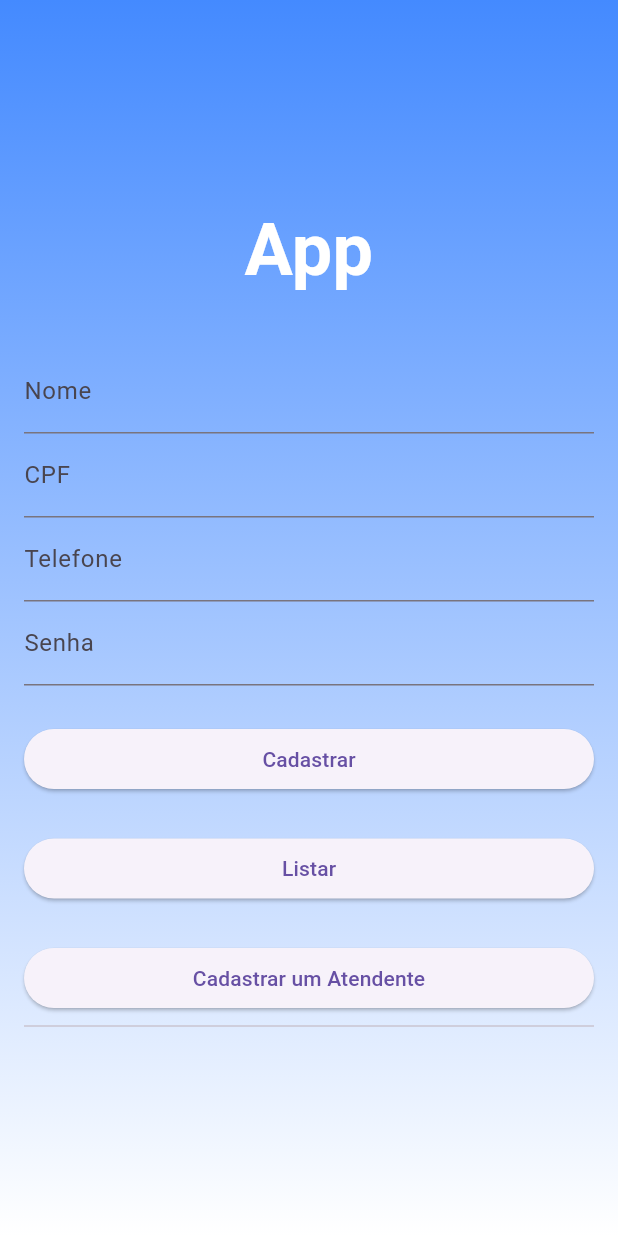
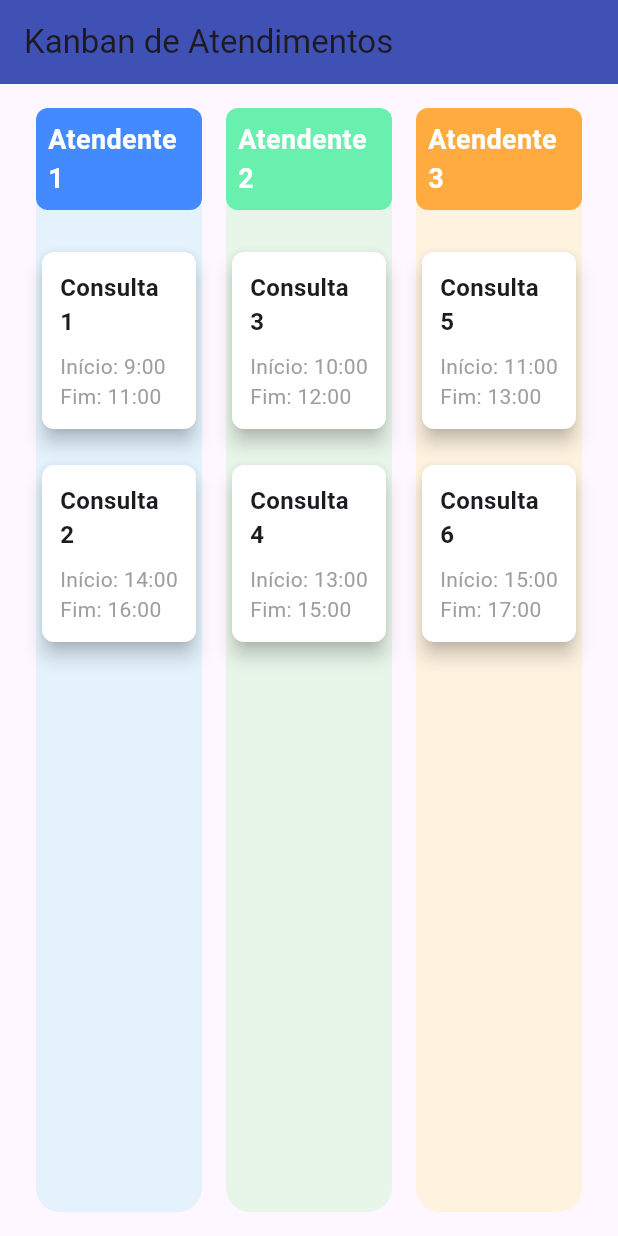
Before and after one commit to CaueYanagihara/DDM_HoraCerta, a Flutter app: the screen it shows after launch, on a phone screen of 412 x 824 dp. Run offline on Flutter 3.47's test engine with Material 3 defaults, Android fonts, the phone set to English and light mode, and no system bars; our stand-ins replace sqflite, supabase_flutter, syncfusion_flutter_calendar; accounts and stored records are empty.

Commit message:
Checkpoint: Iniciado o desenvolvimento do front-end da Agenda

```diff
--- a/hora_certa/lib/app/meu_app.dart
+++ b/hora_certa/lib/app/meu_app.dart
@@ -1,7 +1,9 @@
 import 'package:flutter/material.dart';
+import 'package:hora_certa/app/dominio/agenda.dart';
 import 'package:hora_certa/app/rotas.dart';
 import 'package:hora_certa/app/widget/formulario_atendente.dart';
 import 'package:hora_certa/app/widget/formulario_cliente.dart';
+import 'package:hora_certa/app/widget/home_agenda.dart';
 import 'package:hora_certa/app/widget/lista_atendente.dart';
 import 'package:hora_certa/app/widget/lista_cliente.dart';
 
@@ -14,7 +16,8 @@ class MeuApp extends StatelessWidget {
       debugShowCheckedModeBanner: false,
       theme: ThemeData(primarySwatch: Colors.cyan),
       routes: {
-        Rotas.home: (context) => FormularioCliente(),
+        Rotas.home: (context) => HomeAgenda(),
+        Rotas.cadCliente: (context) => FormularioCliente(),
         Rotas.clientes: (context) => ListaCliente(),
         Rotas.cadAtendente: (context) => FormularioAtendente(),
         Rotas.atendentes: (context) => ListaAtendente(),
--- a/hora_certa/lib/app/rotas.dart
+++ b/hora_certa/lib/app/rotas.dart
@@ -1,5 +1,6 @@
 class Rotas {
   static final String home = '/';
+  static final String cadCliente = 'cadCliente';
   static final String clientes = 'clientes';
   static final String cadAtendente = 'cadAtendente';
   static final String atendentes = 'atendentes';
--- /dev/null
+++ b/hora_certa/lib/app/widget/home_agenda.dart
@@ -0,0 +1,146 @@
+import 'package:flutter/material.dart';
+import 'package:syncfusion_flutter_calendar/calendar.dart';
+
+class HomeAgenda extends StatelessWidget {
+  final List<Atendente> atendentes = [
+    Atendente(
+      nome: 'Atendente 1',
+      tarefas: [
+        Tarefa('Consulta 1', DateTime(2024, 11, 21, 9, 0),
+            DateTime(2024, 11, 21, 11, 0)),
+        Tarefa('Consulta 2', DateTime(2024, 11, 21, 14, 0),
+            DateTime(2024, 11, 21, 16, 0)),
+      ],
+      cor: Colors.blueAccent,
+      fundoCor: Colors.blue.shade50,
+    ),
+    Atendente(
+      nome: 'Atendente 2',
+      tarefas: [
+        Tarefa('Consulta 3', DateTime(2024, 11, 21, 10, 0),
+            DateTime(2024, 11, 21, 12, 0)),
+        Tarefa('Consulta 4', DateTime(2024, 11, 21, 13, 0),
+            DateTime(2024, 11, 21, 15, 0)),
+      ],
+      cor: Colors.greenAccent,
+      fundoCor: Colors.green.shade50,
+    ),
+    Atendente(
+      nome: 'Atendente 3',
+      tarefas: [
+        Tarefa('Consulta 5', DateTime(2024, 11, 21, 11, 0),
+            DateTime(2024, 11, 21, 13, 0)),
+        Tarefa('Consulta 6', DateTime(2024, 11, 21, 15, 0),
+            DateTime(2024, 11, 21, 17, 0)),
+      ],
+      cor: Colors.orangeAccent,
+      fundoCor: Colors.orange.shade50,
+    ),
+  ];
+
+  @override
+  Widget build(BuildContext context) {
+    return Scaffold(
+      appBar: AppBar(
+        title: Text("Kanban de Atendimentos"),
+        backgroundColor: Colors.indigo,
+      ),
+      body: Padding(
+        padding: const EdgeInsets.all(16.0),
+        child: Row(
+          mainAxisAlignment: MainAxisAlignment.start,
+          children: atendentes.map((atendente) {
+            return Expanded(
+              child: Container(
+                margin: const EdgeInsets.symmetric(horizontal: 8.0),
+                decoration: BoxDecoration(
+                  color: atendente.fundoCor,
+                  borderRadius: BorderRadius.circular(16.0),
+                ),
+                child: Column(
+                  crossAxisAlignment: CrossAxisAlignment.start,
+                  children: [
+                    Container(
+                      padding: EdgeInsets.all(8.0),
+                      decoration: BoxDecoration(
+                        color: atendente.cor,
+                        borderRadius: BorderRadius.circular(8.0),
+                      ),
+                      child: Text(
+                        atendente.nome,
+                        style: TextStyle(
+                          color: Colors.white,
+                          fontSize: 18,
+                          fontWeight: FontWeight.bold,
+                        ),
+                      ),
+                    ),
+                    const SizedBox(height: 16.0),
+                    ...atendente.tarefas.map((tarefa) {
+                      return Padding(
+                        padding: const EdgeInsets.symmetric(vertical: 8.0),
+                        child: Card(
+                          elevation: 5,
+                          shape: RoundedRectangleBorder(
+                            borderRadius: BorderRadius.circular(8.0),
+                          ),
+                          color: Colors.white,
+                          child: Container(
+                            width: double.infinity,
+                            padding: const EdgeInsets.all(12.0),
+                            child: Column(
+                              crossAxisAlignment: CrossAxisAlignment.start,
+                              children: [
+                                Text(
+                                  tarefa.nome,
+                                  style: TextStyle(
+                                    fontSize: 16,
+                                    fontWeight: FontWeight.bold,
+                                  ),
+                                ),
+                                const SizedBox(height: 8.0),
+                                Text(
+                                  'Início: ${tarefa.horaInicio.hour}:${tarefa.horaInicio.minute.toString().padLeft(2, '0')}',
+                                  style: TextStyle(color: Colors.grey),
+                                ),
+                                Text(
+                                  'Fim: ${tarefa.horaFim.hour}:${tarefa.horaFim.minute.toString().padLeft(2, '0')}',
+                                  style: TextStyle(color: Colors.grey),
+                                ),
+                              ],
+                            ),
+                          ),
+                        ),
+                      );
+                    }).toList(),
+                  ],
+                ),
+              ),
+            );
+          }).toList(),
+        ),
+      ),
+    );
+  }
+}
+
+class Atendente {
+  final String nome;
+  final List<Tarefa> tarefas;
+  final Color cor;
+  final Color fundoCor;
+
+  Atendente(
+      {required this.nome,
+      required this.tarefas,
+      required this.cor,
+      required this.fundoCor});
+}
+
+class Tarefa {
+  final String nome;
+  final DateTime horaInicio;
+  final DateTime horaFim;
+
+  Tarefa(this.nome, this.horaInicio, this.horaFim);
+}
--- a/hora_certa/pubspec.yaml
+++ b/hora_certa/pubspec.yaml
@@ -31,7 +31,6 @@ dependencies:
   flutter:
     sdk: flutter
 
-
   # The following adds the Cupertino Icons font to your application.
   # Use with the CupertinoIcons class for iOS style icons.
   cupertino_icons: ^1.0.2
@@ -40,6 +39,7 @@ dependencies:
   sqflite: ^2.3.3+1
   mask_text_input_formatter:
   supabase_flutter:
+  syncfusion_flutter_calendar: ^27.2.2
 
 dev_dependencies:
   sqflite_common_ffi: 2.3.3
```
Also changed, not shown: hora_certa/pubspec.lock.
